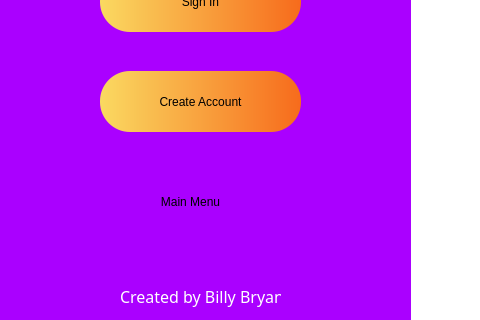
First picture: the form in QR-Code-Generator/RSL-QRCode-Generator/AccountRecoveryPage3.ui, repository Billy4896/Account-System-Interface, before the edit; both pictures show x 0 to 480 and y 479 to 799 of the 1200 by 799 pixel window.
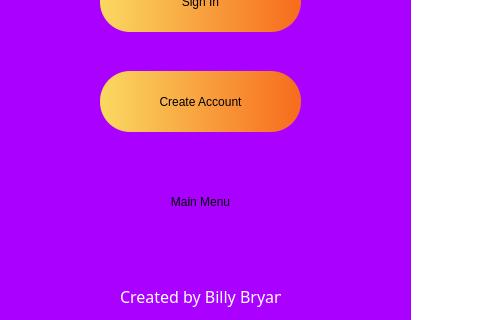
Second picture: the form after the edit. Icons and pictures are not drawn.

```diff
--- a/QR-Code-Generator/RSL-QRCode-Generator/AccountRecoveryPage3.ui
+++ b/QR-Code-Generator/RSL-QRCode-Generator/AccountRecoveryPage3.ui
@@ -132,7 +132,7 @@
     <widget class="QPushButton" name="mainMenuButton">
      <property name="geometry">
       <rect>
-       <x>90</x>
+       <x>100</x>
        <y>650</y>
        <width>201</width>
        <height>61</height>
```
